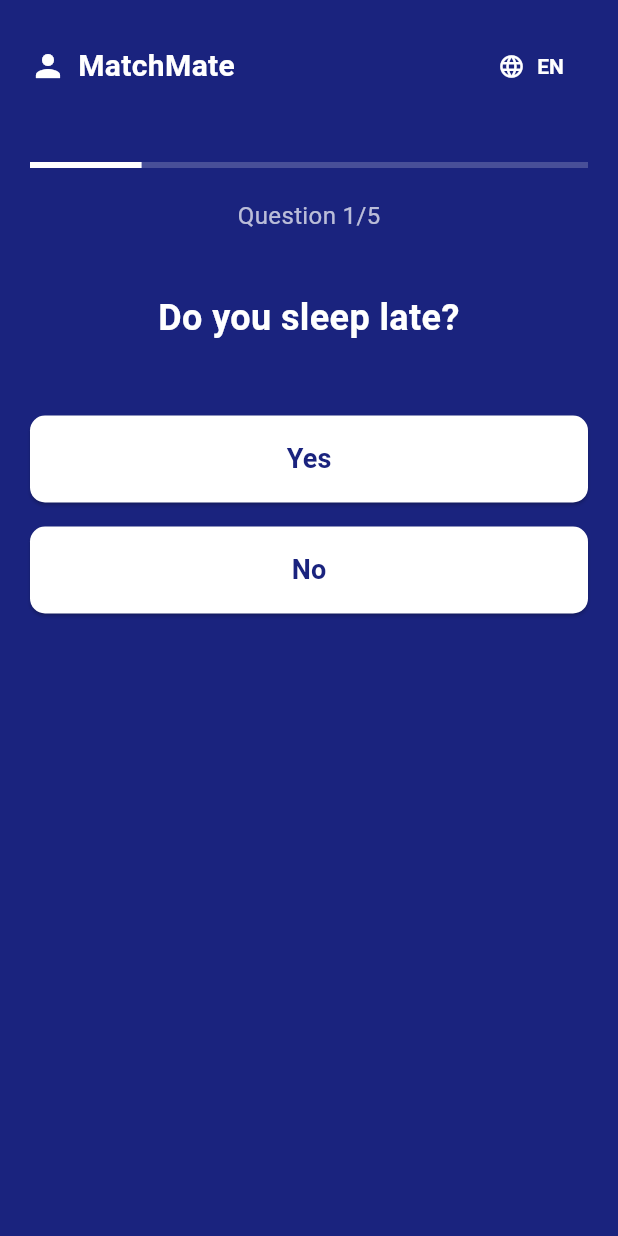
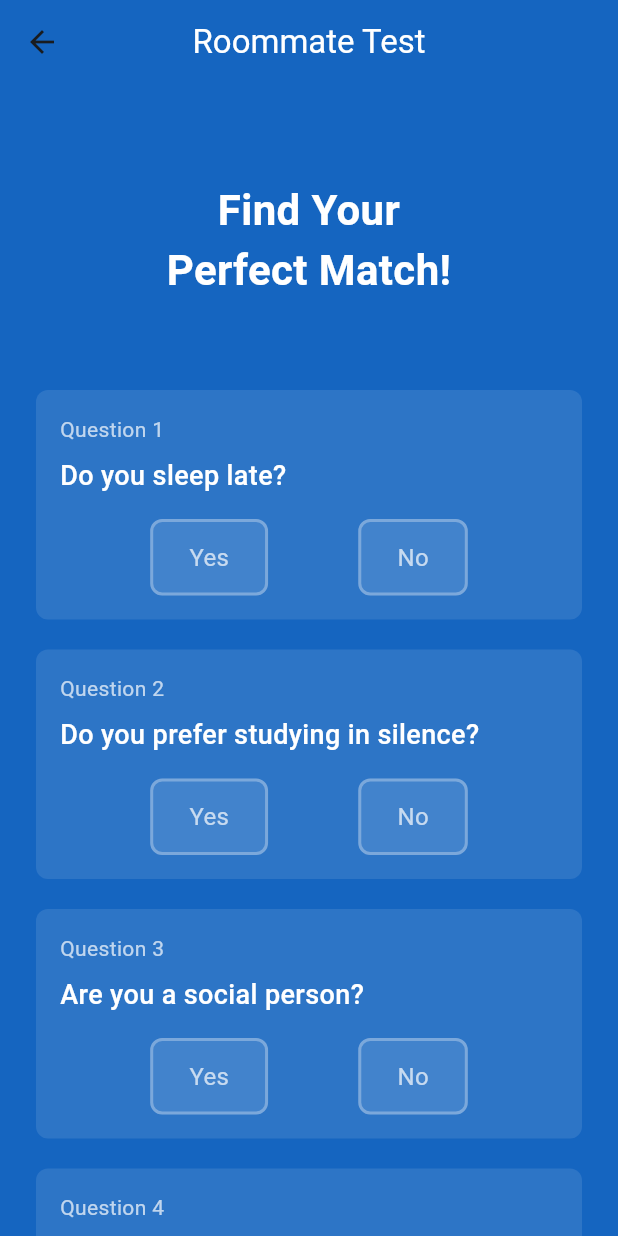
Before and after one commit to OguzTemelli/CS310-Group-14, a Flutter app: the TestScreen screen opened by its route, on a phone screen of 412 x 824 dp. Run offline on Flutter 3.47's test engine with Material 3 defaults, Android fonts, the phone set to English and light mode, and no system bars.

Commit message:
Update test screen with improved UI and spacing

```diff
--- a/lib/screens/test_screen.dart
+++ b/lib/screens/test_screen.dart
@@ -59,138 +59,111 @@ class _TestScreenState extends State<TestScreen> {
   @override
   Widget build(BuildContext context) {
     return Scaffold(
-      backgroundColor: const Color(0xFF1a237e),
-      body: SafeArea(
-        child: Padding(
-          padding: const EdgeInsets.all(20.0),
+      appBar: AppBar(
+        backgroundColor: Colors.blue.shade800,
+        title: const Text(
+          'Roommate Test',
+          style: TextStyle(color: Colors.white),
+        ),
+        centerTitle: true,
+      ),
+      body: Container(
+        color: Colors.blue.shade800,
+        child: SingleChildScrollView(
+          padding: const EdgeInsets.all(24.0),
           child: Column(
             children: [
-              // Header with logo
-              Row(
-                mainAxisAlignment: MainAxisAlignment.spaceBetween,
-                children: [
-                  const Row(
-                    children: [
-                      Icon(Icons.person, color: Colors.white),
-                      SizedBox(width: 8),
-                      Text(
-                        'MatchMate',
+              const SizedBox(height: 40),
+
+              // Title
+              const Text(
+                'Find Your\nPerfect Match!',
+                textAlign: TextAlign.center,
                 style: TextStyle(
                   color: Colors.white,
-                          fontSize: 20,
+                  fontSize: 28,
                   fontWeight: FontWeight.bold,
                 ),
               ),
-                    ],
+
+              const SizedBox(height: 60),
+
+              // Questions
+              ...List.generate(questions.length, (index) {
+                return Column(
+                  children: [
+                    Container(
+                      padding: const EdgeInsets.all(16),
+                      decoration: BoxDecoration(
+                        color: Colors.white.withOpacity(0.1),
+                        borderRadius: BorderRadius.circular(8),
                       ),
-                  // Dil seçimi
-                  TextButton.icon(
-                    onPressed: () {
-                      setState(() {
-                        isEnglish = !isEnglish;
-                      });
-                    },
-                    icon: Icon(Icons.language, color: Colors.white),
-                    label: Text(
-                      isEnglish ? 'EN' : 'TR',
-                      style: TextStyle(
-                        color: Colors.white,
-                        fontWeight: FontWeight.bold,
+                      child: Column(
+                        crossAxisAlignment: CrossAxisAlignment.start,
+                        children: [
+                          Text(
+                            'Question ${index + 1}',
+                            style: const TextStyle(
+                              color: Colors.white70,
+                              fontSize: 14,
                             ),
                           ),
+                          const SizedBox(height: 8),
+                          Text(
+                            isEnglish
+                                ? questions[index]['en']
+                                : questions[index]['tr'],
+                            style: const TextStyle(
+                              color: Colors.white,
+                              fontSize: 18,
+                              fontWeight: FontWeight.w500,
+                            ),
+                          ),
+                          const SizedBox(height: 16),
+                          Row(
+                            mainAxisAlignment: MainAxisAlignment.spaceEvenly,
+                            children: [
+                              _buildAnswerButton(
+                                index: index,
+                                isYes: true,
+                                isSelected: answers[index] == 'Yes',
+                              ),
+                              _buildAnswerButton(
+                                index: index,
+                                isYes: false,
+                                isSelected: answers[index] == 'No',
                               ),
                             ],
                           ),
-              const SizedBox(height: 40),
-              // İlerleme göstergesi
-              LinearProgressIndicator(
-                value: (currentQuestionIndex + 1) / questions.length,
-                backgroundColor: Colors.white.withOpacity(0.2),
-                valueColor: AlwaysStoppedAnimation<Color>(Colors.white),
+                        ],
+                      ),
                     ),
                     const SizedBox(height: 20),
-              // Soru numarası
-              Text(
-                'Question ${currentQuestionIndex + 1}/${questions.length}',
-                style: TextStyle(
-                  color: Colors.white.withOpacity(0.7),
-                  fontSize: 16,
+                  ],
+                );
+              }),
+
+              const SizedBox(height: 40),
+
+              // Submit button
+              SizedBox(
+                width: double.infinity,
+                height: 50,
+                child: ElevatedButton(
+                  style: ElevatedButton.styleFrom(
+                    backgroundColor: Colors.blue.shade600,
+                    foregroundColor: Colors.white,
+                    shape: RoundedRectangleBorder(
+                      borderRadius: BorderRadius.circular(8),
                     ),
                   ),
-              const SizedBox(height: 40),
-              // Soru
-              Text(
-                isEnglish
-                    ? questions[currentQuestionIndex]['en']
-                    : questions[currentQuestionIndex]['tr'],
-                style: const TextStyle(
-                  color: Colors.white,
-                  fontSize: 24,
-                  fontWeight: FontWeight.bold,
-                ),
-                textAlign: TextAlign.center,
-              ),
-              const SizedBox(height: 40),
-              // Cevap butonları
-              ...List.generate(
-                2,
-                (index) => Padding(
-                  padding: const EdgeInsets.symmetric(vertical: 8.0),
-                  child: SizedBox(
-                    width: double.infinity,
-                    child: ElevatedButton(
-                      onPressed:
-                          () => _handleAnswer(
-                            isEnglish
-                                ? questions[currentQuestionIndex]['options'][index]
-                                : questions[currentQuestionIndex]['optionsTr'][index],
-                          ),
-                      style: ElevatedButton.styleFrom(
-                        backgroundColor: Colors.white,
-                        padding: const EdgeInsets.symmetric(vertical: 16),
-                        shape: RoundedRectangleBorder(
-                          borderRadius: BorderRadius.circular(10),
-                        ),
-                      ),
-                      child: Text(
-                        isEnglish
-                            ? questions[currentQuestionIndex]['options'][index]
-                            : questions[currentQuestionIndex]['optionsTr'][index],
-                        style: TextStyle(
-                          color: Color(0xFF1a237e),
-                          fontSize: 18,
-                          fontWeight: FontWeight.bold,
-                        ),
-                      ),
-                    ),
-                  ),
-                ),
-              ),
-              const Spacer(),
-              // Submit butonu (son soruda göster)
-              if (currentQuestionIndex == questions.length - 1)
-                SizedBox(
-                  width: double.infinity,
-                  child: ElevatedButton(
                   onPressed: () {
-                      // TODO: Submit answers
                     print('Answers: $answers');
-                      Navigator.pushReplacementNamed(context, '/home');
+                    Navigator.pop(context);
                   },
-                    style: ElevatedButton.styleFrom(
-                      backgroundColor: Colors.deepOrange,
-                      padding: const EdgeInsets.symmetric(vertical: 16),
-                      shape: RoundedRectangleBorder(
-                        borderRadius: BorderRadius.circular(10),
-                      ),
-                    ),
-                    child: Text(
-                      isEnglish ? 'Submit' : 'Gönder',
-                      style: TextStyle(
-                        color: Colors.white,
-                        fontSize: 18,
-                        fontWeight: FontWeight.bold,
-                      ),
+                  child: const Text(
+                    'SUBMIT',
+                    style: TextStyle(fontSize: 16, fontWeight: FontWeight.bold),
                   ),
                 ),
               ),
@@ -200,4 +173,41 @@ class _TestScreenState extends State<TestScreen> {
       ),
     );
   }
+
+  Widget _buildAnswerButton({
+    required int index,
+    required bool isYes,
+    required bool isSelected,
+  }) {
+    return GestureDetector(
+      onTap: () {
+        setState(() {
+          answers[index] = isYes ? 'Yes' : 'No';
+        });
+      },
+      child: Container(
+        padding: const EdgeInsets.symmetric(horizontal: 24, vertical: 12),
+        decoration: BoxDecoration(
+          color:
+              isSelected ? Colors.blue.shade600 : Colors.white.withOpacity(0.1),
+          borderRadius: BorderRadius.circular(8),
+          border: Border.all(
+            color:
+                isSelected
+                    ? Colors.blue.shade400
+                    : Colors.white.withOpacity(0.3),
+            width: 2,
+          ),
+        ),
+        child: Text(
+          isYes ? 'Yes' : 'No',
+          style: TextStyle(
+            color: isSelected ? Colors.white : Colors.white70,
+            fontSize: 16,
+            fontWeight: isSelected ? FontWeight.bold : FontWeight.normal,
+          ),
+        ),
+      ),
+    );
   }
+}
```
Lines whose indentation alone changed are shown as unchanged.
